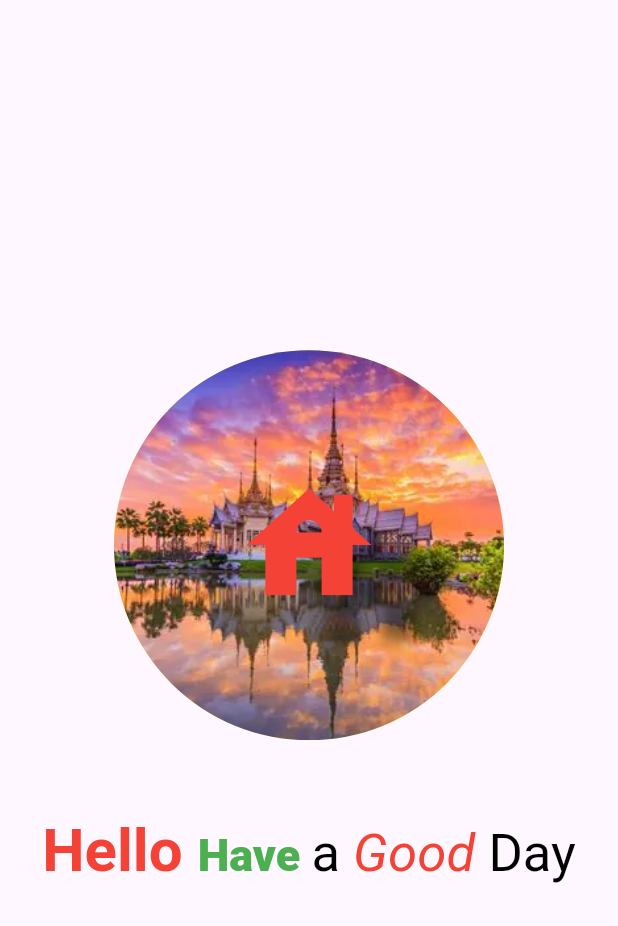
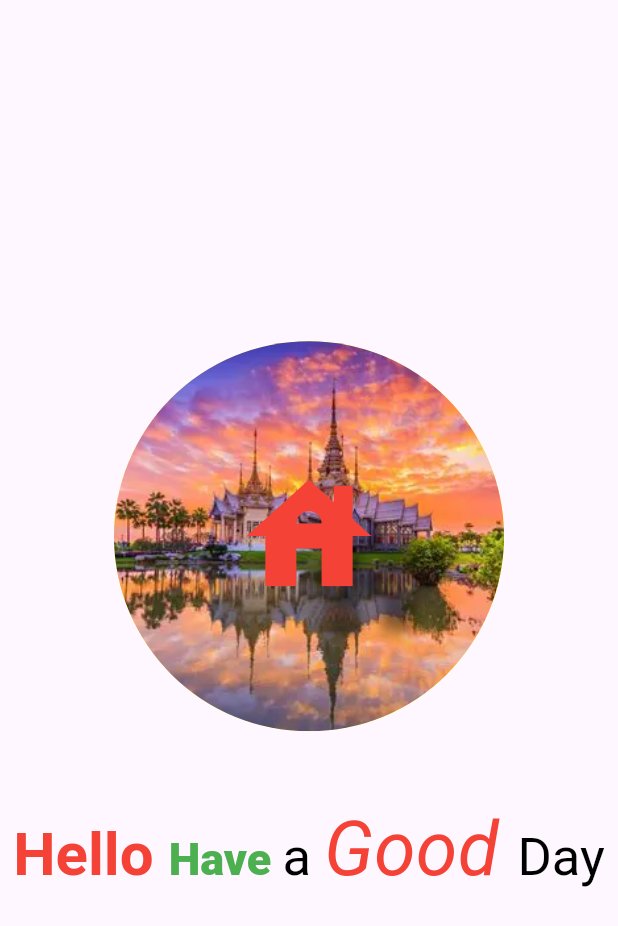
Before and after one commit to Ratndeep1999/daily_practice_of_flutter, a Flutter app: the screen it shows after launch, on a phone screen of 412 x 824 dp. Shown: the top 926 px of the screen. Run offline on Flutter 3.47's test engine with Material 3 defaults, Android fonts, the phone set to English and light mode, and no system bars.

Commit message:
icon, circle-avatar and rich-text

```diff
--- a/lib/icon_richtext_circleavatar.dart
+++ b/lib/icon_richtext_circleavatar.dart
@@ -88,6 +88,7 @@ class IconRichtextCircleavatar extends StatelessWidget {
                     style: TextStyle(
                       color: Colors.red,
                       fontStyle: FontStyle.italic,
+                      fontSize: 50,
                     ),
                   ),
                   //
```
